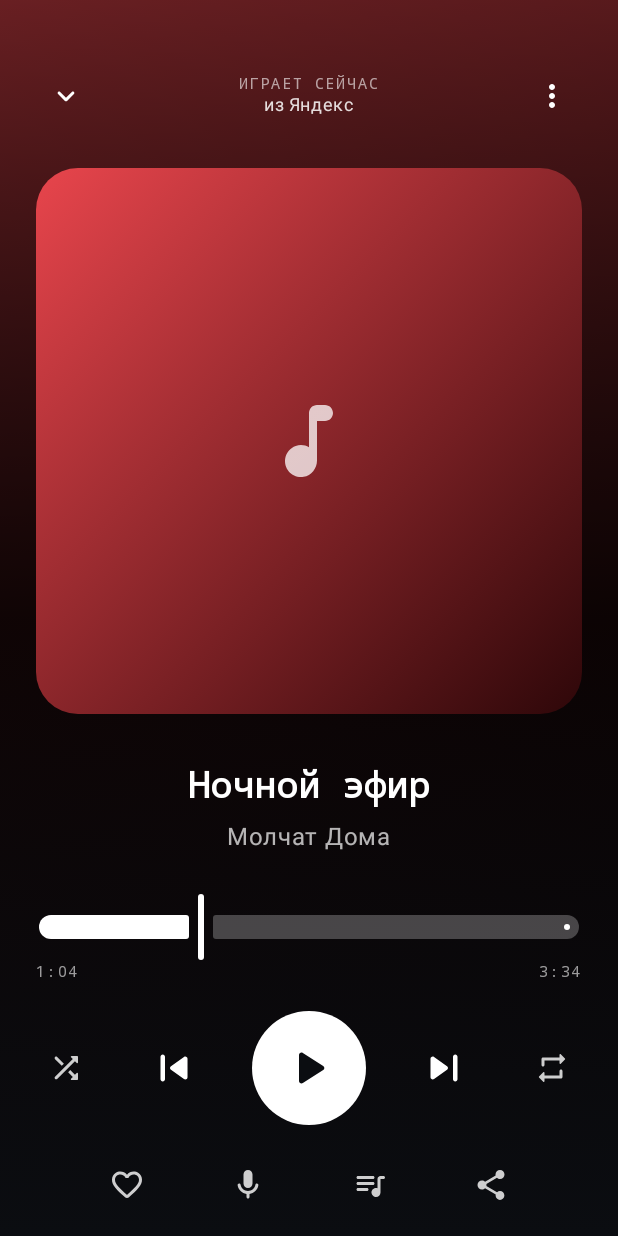
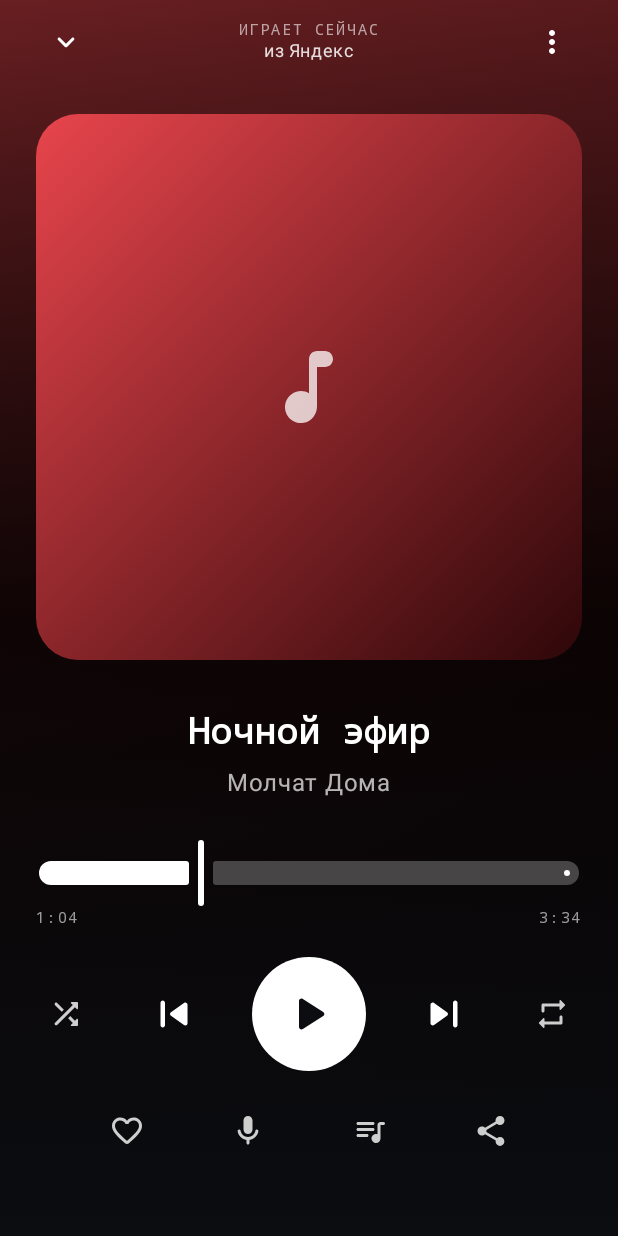
Before and after one commit to typoavtovaz/MusicBox, an Android app built with Jetpack Compose: the composable PlayerScreen called with sample values from the repository, on a phone screen of 412 x 824 dp. Run offline under Robolectric (Android 15) with nearby library versions, the phone set to English and light mode, and no system bars.

Commit message:
Инсеты: статус-бар и навигация в плеере, редакторе, настройках

```diff
--- a/app/src/main/java/com/margy/musicbox/ui/screens/PlayerScreen.kt
+++ b/app/src/main/java/com/margy/musicbox/ui/screens/PlayerScreen.kt
@@ -69,8 +69,10 @@ fun PlayerScreen(
             modifier = Modifier
                 .fillMaxSize()
                 .verticalScroll(rememberScrollState())
+                .statusBarsPadding()
+                .navigationBarsPadding()
                 .padding(horizontal = 24.dp)
-                .padding(top = 44.dp, bottom = 28.dp),
+                .padding(top = 8.dp, bottom = 16.dp),
             horizontalAlignment = Alignment.CenterHorizontally
         ) {
             // Шапка
--- a/app/src/main/java/com/margy/musicbox/ui/screens/SettingsScreen.kt
+++ b/app/src/main/java/com/margy/musicbox/ui/screens/SettingsScreen.kt
@@ -36,6 +36,8 @@ fun SettingsScreen(onBack: () -> Unit) {
             .fillMaxSize()
             .background(MaterialTheme.colorScheme.background)
             .verticalScroll(rememberScrollState())
+            .statusBarsPadding()
+            .navigationBarsPadding()
             .padding(horizontal = 16.dp)
     ) {
         Spacer(Modifier.height(16.dp))
```
Also changed, not shown: app/src/main/java/com/margy/musicbox/ui/screens/WaveEditorScreen.kt (+7 -3 lines).
